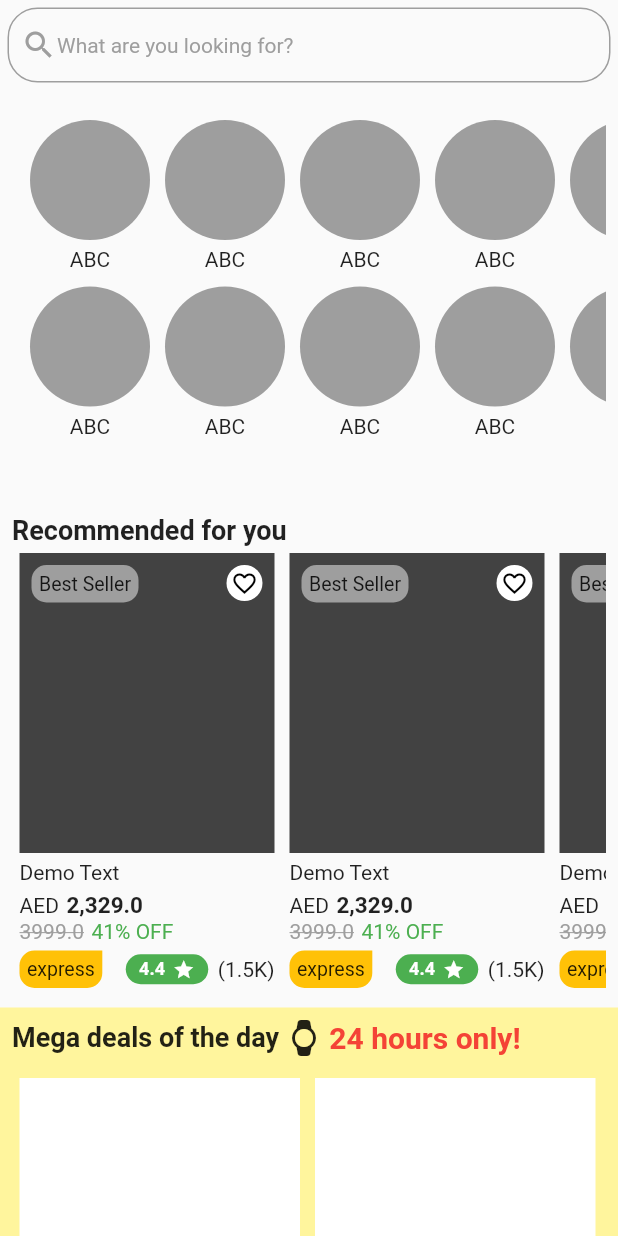
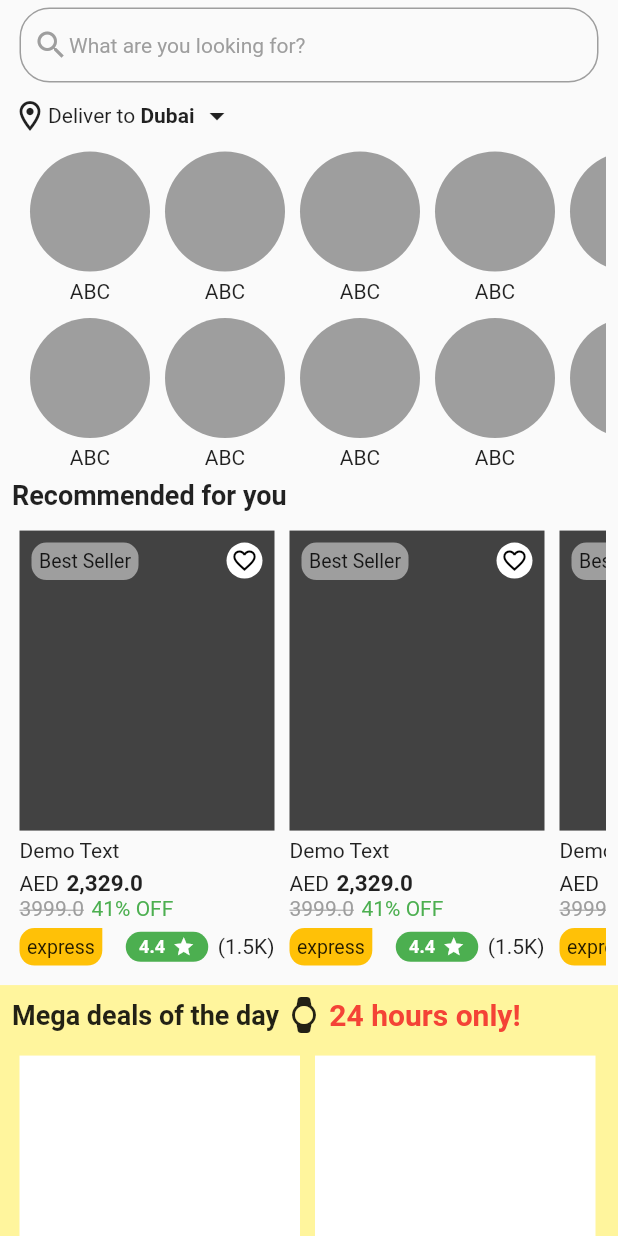
Before and after one commit to kamal614/noon-app-UI, a Flutter app: the screen it shows after launch, on a phone screen of 412 x 824 dp. Run offline on Flutter 3.47's test engine with Material 2 defaults, Android fonts, the phone set to English and light mode, and no system bars.

Commit message:
Git padding done

```diff
--- a/lib/const/text_const.dart
+++ b/lib/const/text_const.dart
@@ -9,4 +9,5 @@ class TextConstant {
   String mobileName = "Mobile Name";
   String treatSpecial = "TREAT YOURSELF SPECIAL";
   String lookingFor = "What are you looking for?";
+  String deliverTo = "Deliver to";
 }
--- a/lib/screens/home_screen.dart
+++ b/lib/screens/home_screen.dart
@@ -1,4 +1,5 @@
 import 'package:flutter/material.dart';
+import 'package:noon/const/common_widget.dart';
 import 'package:noon/const/text_const.dart';
 
 import 'home_widgets.dart';
@@ -13,19 +14,31 @@ class HomeScreen extends StatelessWidget {
         child: SingleChildScrollView(
             child: Column(
           children: [
-            mySearchBar(),
             Padding(
-              padding: const EdgeInsets.all(8.0),
+              padding: const EdgeInsets.fromLTRB(8, 0, 8, 0),
+              child: Column(
+                children: [
+                  mySearchBar(),
+                  vSpacer(5),
+                  deliverTo(),
+                  //SLIDER
+                ],
+              ),
+            ),
+            Padding(
+              padding: const EdgeInsets.fromLTRB(8, 0, 8, 0),
               child: Column(
                 mainAxisAlignment: MainAxisAlignment.start,
                 crossAxisAlignment: CrossAxisAlignment.start,
                 children: [
                   cuisineScroller(context),
                   headingText(TextConstant().recommeded),
+                  vSpacer(8),
                   recommendationSlider(),
                 ],
               ),
             ),
+            vSpacer(8),
             megaDealWidget(context),
             Padding(
               padding: const EdgeInsets.all(8.0),
--- a/lib/screens/home_widgets.dart
+++ b/lib/screens/home_widgets.dart
@@ -5,7 +5,7 @@ import '../const/text_const.dart';
 
 Widget cuisineScroller(bContext) {
   return SizedBox(
-    height: MediaQuery.of(bContext).size.height / 3,
+    height: MediaQuery.of(bContext).size.height * .28,
     child: ListView.builder(
         itemCount: 1,
         itemBuilder: (context, index) {
@@ -268,10 +268,25 @@ Widget mySearchBar() {
           ),
           Text(
             TextConstant().lookingFor,
-            style: TextStyle(color: Colors.grey),
+            style: const TextStyle(color: Colors.grey),
           )
         ],
       ),
     ),
   );
 }
+
+Widget deliverTo() {
+  return Row(
+    children: [
+      Icon(Icons.location_on_outlined),
+      Text(TextConstant().deliverTo),
+      Text(
+        " Dubai",
+        style: TextStyle(fontWeight: FontWeight.bold),
+      ),
+      hSpacer(3),
+      Icon(Icons.arrow_drop_down_outlined)
+    ],
+  );
+}
```
